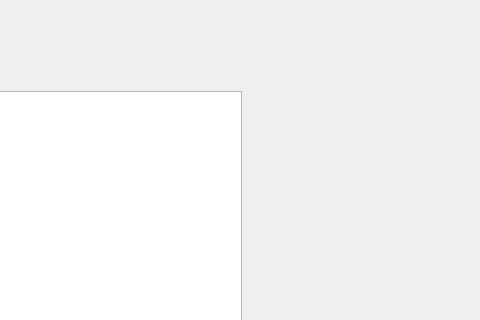
Old version of the form 15-puzzle/puzzle15.ui in the repository 4rt3mio/Kursovaya; both pictures show x 399 to 879 and y 0 to 320 of the 879 by 650 pixel window.
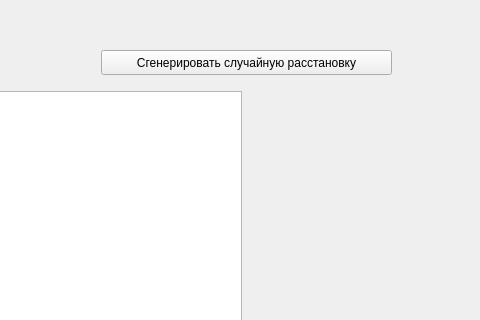
New version of the form.

Diff of the .ui file:
```diff
--- a/15-puzzle/puzzle15.ui
+++ b/15-puzzle/puzzle15.ui
@@ -23,6 +23,19 @@
     </rect>
    </property>
   </widget>
+  <widget class="QPushButton" name="bnt_generation">
+   <property name="geometry">
+    <rect>
+     <x>500</x>
+     <y>50</y>
+     <width>291</width>
+     <height>25</height>
+    </rect>
+   </property>
+   <property name="text">
+    <string>Сгенерировать случайную расстановку</string>
+   </property>
+  </widget>
  </widget>
  <resources/>
  <connections/>
```
